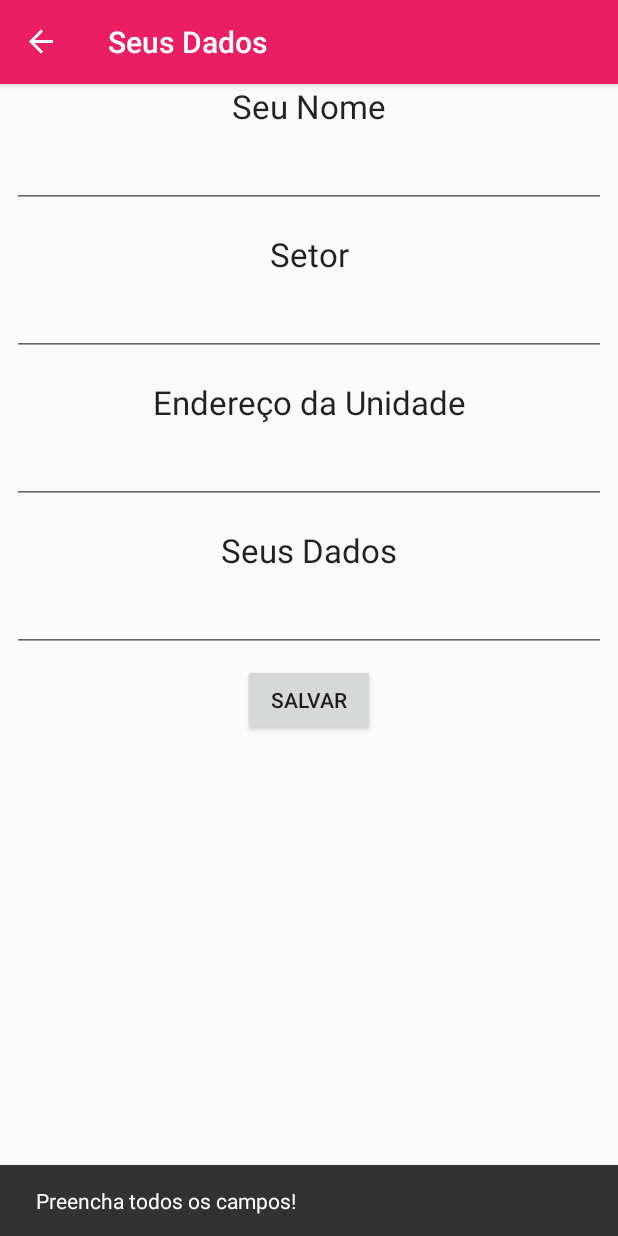
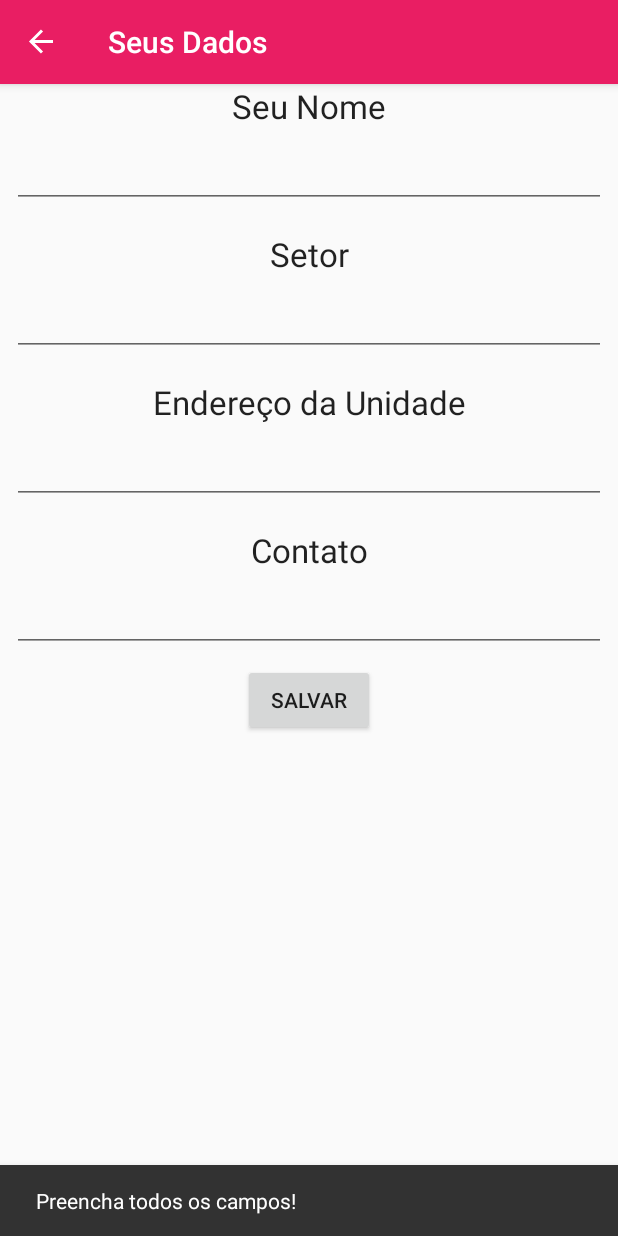
Before and after one commit to wwmm/sostecsaude, an Android app: the UnidadeManutencao screen opened through its navigation route, after a tap on "SALVAR", on a phone screen of 412 x 824 dp. Run offline under Robolectric (Android 15) with nearby library versions, the phone set to English and light mode, and no system bars; our stand-ins replace navigation-ui; libraries missing offline, so code that uses them is left out: org.jetbrains.exposed; 3 statements that could not run were skipped.

Commit message:
melhorias na interface

```diff
--- a/app/src/main/java/com/wwmm/sostecsaude/ui/contatos/UnidadeManutencao.kt
+++ b/app/src/main/java/com/wwmm/sostecsaude/ui/contatos/UnidadeManutencao.kt
@@ -30,11 +30,26 @@ class UnidadeManutencao : Fragment() {
 
         progressBar.visibility = View.GONE
 
+        val prefs = requireActivity().getSharedPreferences(
+            "UnidadeManutencao",
+            0
+        )
+
+        var nome = prefs.getString("Nome", "")!!
+        var setor = prefs.getString("Setor", "")!!
+        var local = prefs.getString("Local", "")!!
+        var contato = prefs.getString("Contato", "")!!
+
+        editText_nome.setText(nome)
+        editText_setor.setText(setor)
+        editText_local.setText(local)
+        editText_contato.setText(contato)
+
         button_empresa_contato.setOnClickListener {
-            val nome = editText_nome.text.toString()
-            val setor = editText_setor.text.toString()
-            val local = editText_local.text.toString()
-            val contato = editText_contato.text.toString()
+            nome = editText_nome.text.toString()
+            setor = editText_setor.text.toString()
+            local = editText_local.text.toString()
+            contato = editText_contato.text.toString()
 
             if (nome.isBlank() || setor.isBlank() || local.isBlank() || contato.isBlank()) {
                 Snackbar.make(
@@ -44,6 +59,15 @@ class UnidadeManutencao : Fragment() {
 
             } else {
                 progressBar.visibility = View.VISIBLE
+
+                val editor = prefs.edit()
+
+                editor.putString("Nome", nome)
+                editor.putString("Setor", setor)
+                editor.putString("Local", local)
+                editor.putString("Contato", contato)
+
+                editor.apply()
 
                 GlobalScope.launch(Dispatchers.IO) {
                     transaction {
--- a/app/src/main/java/com/wwmm/sostecsaude/ui/empresas/Adapter.kt
+++ b/app/src/main/java/com/wwmm/sostecsaude/ui/empresas/Adapter.kt
@@ -23,7 +23,7 @@ import org.jetbrains.exposed.sql.deleteWhere
 import org.jetbrains.exposed.sql.transactions.transaction
 import org.jetbrains.exposed.sql.update
 
-class Adapter(private val lines: ArrayList<ResultRow>, private val progressBar: ProgressBar) :
+class Adapter(private val lines: ArrayList<ResultRow>) :
     RecyclerView.Adapter<Adapter.ViewHolder>() {
     class ViewHolder(val view: View) : RecyclerView.ViewHolder(view)
 
--- a/app/src/main/res/layout/fragment_relatar_danos_ver_pedidos.xml
+++ b/app/src/main/res/layout/fragment_relatar_danos_ver_pedidos.xml
@@ -10,6 +10,10 @@
         android:id="@+id/recyclerview"
         android:layout_width="match_parent"
         android:layout_height="0dp"
+        android:layout_marginStart="8dp"
+        android:layout_marginTop="8dp"
+        android:layout_marginEnd="8dp"
+        android:layout_marginBottom="8dp"
         app:layout_constraintBottom_toBottomOf="parent"
         app:layout_constraintEnd_toEndOf="parent"
         app:layout_constraintStart_toStartOf="parent"
--- a/app/src/main/res/layout/recyclerview_empresa_ver_pedidos_contents.xml
+++ b/app/src/main/res/layout/recyclerview_empresa_ver_pedidos_contents.xml
@@ -13,6 +13,7 @@
         android:layout_marginEnd="8dp"
         android:layout_marginBottom="8dp"
         app:cardCornerRadius="5dp"
+        app:cardElevation="4dp"
         app:layout_constraintBottom_toBottomOf="parent"
         app:layout_constraintEnd_toEndOf="parent"
         app:layout_constraintStart_toStartOf="parent"
--- a/app/src/main/res/layout/recyclerview_relatar_danos_contents.xml
+++ b/app/src/main/res/layout/recyclerview_relatar_danos_contents.xml
@@ -13,6 +13,7 @@
         android:layout_marginEnd="8dp"
         android:layout_marginBottom="8dp"
         app:cardCornerRadius="5dp"
+        app:cardElevation="4dp"
         app:layout_constraintBottom_toBottomOf="parent"
         app:layout_constraintEnd_toEndOf="parent"
         app:layout_constraintStart_toStartOf="parent"
--- a/app/src/main/res/menu/menu_bottom_nav_relatar.xml
+++ b/app/src/main/res/menu/menu_bottom_nav_relatar.xml
@@ -14,6 +14,6 @@
     <item
         android:id="@+id/menu_bottomnav_relatar_danos_contato"
         android:icon="@drawable/ic_contact_mail"
-        android:title="@string/title_contato" />
+        android:title="@string/title_seus_dados" />
 
 </menu>
--- a/app/src/main/res/menu/menu_bottom_nav_unidade_manutencao.xml
+++ b/app/src/main/res/menu/menu_bottom_nav_unidade_manutencao.xml
@@ -9,6 +9,6 @@
     <item
         android:id="@+id/menu_bottomnav_unidade_manutencao_contato"
         android:icon="@drawable/ic_contact_mail"
-        android:title="@string/title_contato" />
+        android:title="@string/title_seus_dados" />
 
 </menu>
--- a/app/src/main/res/navigation/nav_graph_main.xml
+++ b/app/src/main/res/navigation/nav_graph_main.xml
@@ -23,7 +23,7 @@
         <fragment
             android:id="@+id/unidadeSaude"
             android:name="com.wwmm.sostecsaude.ui.contatos.UnidadeSaude"
-            android:label="@string/title_contato"
+            android:label="@string/title_seus_dados"
             tools:layout="@layout/fragment_contatos_unidade_saude">
             <action
                 android:id="@+id/action_unidadeSaude_to_addFragment"
@@ -55,7 +55,7 @@
         <fragment
             android:id="@+id/unidadeManutencao"
             android:name="com.wwmm.sostecsaude.ui.contatos.UnidadeManutencao"
-            android:label="@string/title_contato"
+            android:label="@string/title_seus_dados"
             tools:layout="@layout/fragment_contatos_unidade_manutencao" />
         <fragment
             android:id="@+id/empresasVerPedidos"
--- a/app/src/main/res/values/strings.xml
+++ b/app/src/main/res/values/strings.xml
@@ -26,7 +26,8 @@
 
     <string name="title_seu_nome">Seu Nome</string>
     <string name="title_seu_email">Seu Email</string>
-    <string name="title_contato">Seus Dados</string>
+    <string name="title_seus_dados">Seus Dados</string>
+    <string name="title_contato">Contato</string>
     <string name="title_setor">Setor</string>
 
     <string name="title_interesses">Escolha uma atividade</string>
```
Also changed, not shown: app/src/main/java/com/wwmm/sostecsaude/ui/empresas/EmpresasVerPedidos.kt (+22 -6 lines), app/src/main/res/layout/fragment_empresas_ver_pedidos.xml (+6 -2 lines).
